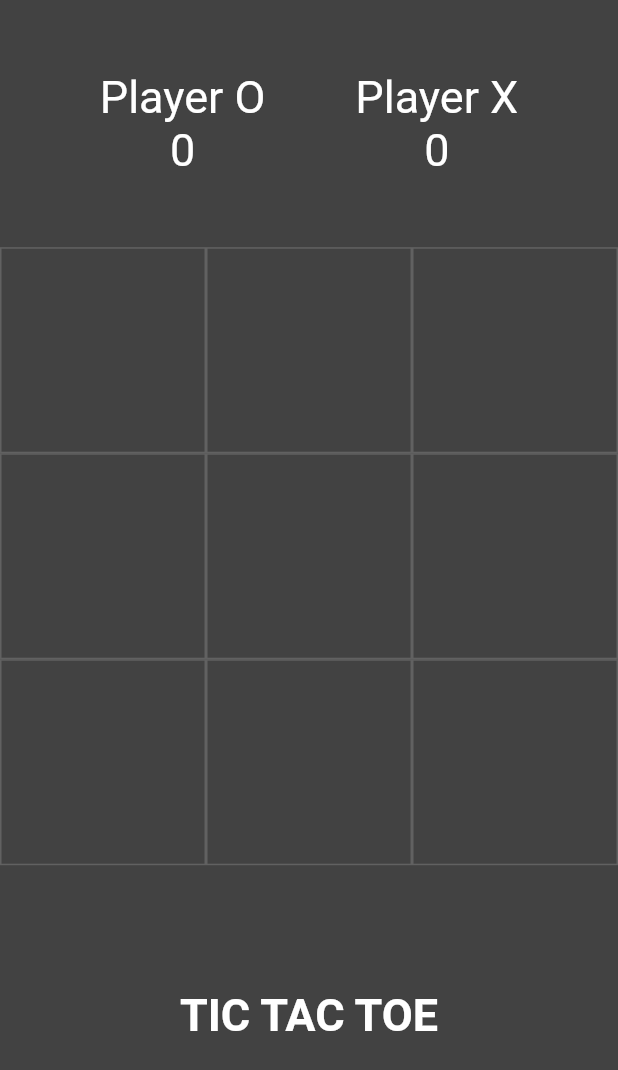
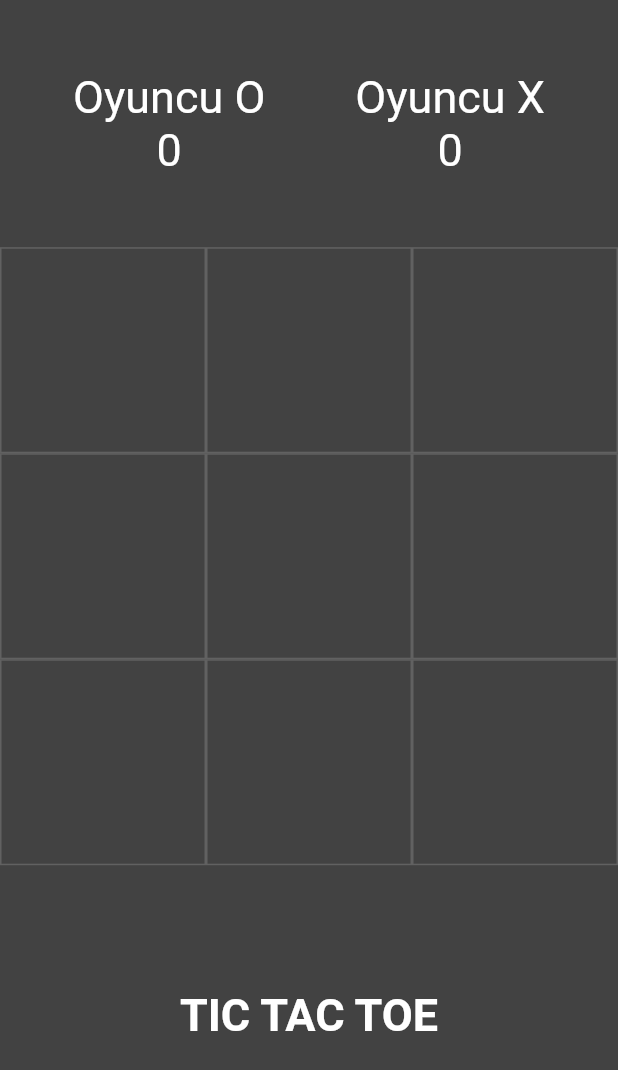
Before and after one commit to mustafauys/flutter-tic-tac-toe-game, a Flutter app: the HomePage screen opened directly, on a phone screen of 412 x 824 dp. Shown: the top 1070 px of the screen. Run offline on Flutter 3.47's test engine with Material 2 defaults, Android fonts, the phone set to English and light mode, and no system bars; our stand-ins replace avatar_glow, google_fonts.

Commit message:
The version has been updated. The errors have been fixed.

```diff
--- a/lib/homepage.dart
+++ b/lib/homepage.dart
@@ -1,3 +1,5 @@
+// ignore_for_file: deprecated_member_use
+
 import 'package:flutter/material.dart';
 
 class HomePage extends StatefulWidget {
@@ -6,16 +8,14 @@ class HomePage extends StatefulWidget {
 }
 
 class _HomePageState extends State<HomePage> {
-
   bool ohTurn = true; // The first player is 0!
 
-  List<String> displayEx0h = ['','','','','','','','',''];
+  List<String> displayEx0h = ['', '', '', '', '', '', '', '', ''];
 
   var myTextStyle = TextStyle(color: Colors.white, fontSize: 30);
   int ohScore = 0;
   int exScore = 0;
   int filledBoxes = 0;
-
 
   @override
   Widget build(BuildContext context) {
@@ -33,8 +33,14 @@ class _HomePageState extends State<HomePage> {
                     child: Column(
                       mainAxisAlignment: MainAxisAlignment.center,
                       children: <Widget>[
-                        Text('Player O', style: myTextStyle,),
-                        Text(ohScore.toString(), style: myTextStyle,),
+                        Text(
+                          'Oyuncu O',
+                          style: myTextStyle,
+                        ),
+                        Text(
+                          ohScore.toString(),
+                          style: myTextStyle,
+                        ),
                       ],
                     ),
                   ),
@@ -43,8 +49,14 @@ class _HomePageState extends State<HomePage> {
                     child: Column(
                       mainAxisAlignment: MainAxisAlignment.center,
                       children: <Widget>[
-                        Text('Player X', style: myTextStyle,),
-                        Text(exScore.toString(), style: myTextStyle,),
+                        Text(
+                          'Oyuncu X',
+                          style: myTextStyle,
+                        ),
+                        Text(
+                          exScore.toString(),
+                          style: myTextStyle,
+                        ),
                       ],
                     ),
                   ),
@@ -56,7 +68,8 @@ class _HomePageState extends State<HomePage> {
             flex: 3,
             child: GridView.builder(
                 itemCount: 9,
-              gridDelegate: SliverGridDelegateWithFixedCrossAxisCount(crossAxisCount: 3),
+                gridDelegate: SliverGridDelegateWithFixedCrossAxisCount(
+                    crossAxisCount: 3),
                 itemBuilder: (BuildContext context, int index) {
                   return GestureDetector(
                     onTap: () {
@@ -64,26 +77,28 @@ class _HomePageState extends State<HomePage> {
                     },
                     child: Container(
                         decoration: BoxDecoration(
-                     border: Border.all(color: Colors.grey[700])
-                   ),
+                            border: Border.all(color: Colors.grey[700])),
                         child: Center(
                           child: Text(
                             displayEx0h[index],
-                      style: TextStyle(color: Colors.white,
-                       fontSize: 40),
+                            style: TextStyle(color: Colors.white, fontSize: 40),
                           ),
                         )),
                   );
                 }),
           ),
-
           Expanded(
             child: Container(
               child: Center(
                 child: Column(
                   children: <Widget>[
-                    Text('TIC TAC TOE', style: TextStyle(color: Colors.white, fontSize: 30,fontWeight: FontWeight.bold),),
-
+                    Text(
+                      'TIC TAC TOE',
+                      style: TextStyle(
+                          color: Colors.white,
+                          fontSize: 30,
+                          fontWeight: FontWeight.bold),
+                    ),
                   ],
                 ),
               ),
@@ -95,25 +110,21 @@ class _HomePageState extends State<HomePage> {
   }
 
   void _tapped(int index) {
-
-
-
     setState(() {
       if (ohTurn && displayEx0h[index] == '') {
         displayEx0h[index] = 'o';
         filledBoxes += 1;
-      } else if(!ohTurn && displayEx0h[index] == ''){
+      } else if (!ohTurn && displayEx0h[index] == '') {
         displayEx0h[index] = 'x';
         filledBoxes += 1;
       }
 
-      ohTurn =! ohTurn;
+      ohTurn = !ohTurn;
       _checkWinner();
     });
   }
 
   void _checkWinner() {
-
     if (displayEx0h[0] == displayEx0h[1] &&
         displayEx0h[0] == displayEx0h[2] &&
         displayEx0h[0] != '') {
@@ -160,12 +171,9 @@ class _HomePageState extends State<HomePage> {
         displayEx0h[0] == displayEx0h[8] &&
         displayEx0h[0] != '') {
       _showWinDialog(displayEx0h[0]);
-    }
-
-    else if (filledBoxes == 9) {
+    } else if (filledBoxes == 9) {
       _showDrawDialog();
     }
-
   }
 
   void _showDrawDialog() {
@@ -178,15 +186,14 @@ class _HomePageState extends State<HomePage> {
             actions: <Widget>[
               FlatButton(
                 child: Text('Play Again!'),
-              onPressed: (){
+                onPressed: () {
                   _clearBoard();
                   Navigator.of(context).pop();
                 },
               ),
             ],
           );
-      }
-    );
+        });
   }
 
   void _showWinDialog(String winner) {
@@ -195,29 +202,28 @@ class _HomePageState extends State<HomePage> {
         context: context,
         builder: (BuildContext context) {
           return AlertDialog(
-          title: Text('Winner IS: ' + winner),
+            title: Text('Kazanan: ' + winner),
             actions: <Widget>[
               FlatButton(
-              child: Text('Play Again!'),
-              onPressed: (){
+                child: Text('Tekrar Oyna!'),
+                onPressed: () {
                   _clearBoard();
                   Navigator.of(context).pop();
                 },
               ),
             ],
           );
-      }
-    );
+        });
     if (winner == 'o') {
       ohScore += 1;
-    } else if(winner == 'x'){
+    } else if (winner == 'x') {
       exScore += 1;
     }
   }
 
   void _clearBoard() {
     setState(() {
-      for (int i=0; i<9; i++) {
+      for (int i = 0; i < 9; i++) {
         displayEx0h[i] = '';
       }
     });
--- a/lib/main.dart
+++ b/lib/main.dart
@@ -4,9 +4,9 @@ import 'package:flutter/material.dart';
 import 'package:flutter/services.dart';
 import 'package:google_fonts/google_fonts.dart';
 
-
 void main() {
   SystemChrome.setPreferredOrientations([DeviceOrientation.portraitUp]);
+  // ignore: deprecated_member_use
   SystemChrome.setEnabledSystemUIOverlays([]);
   WidgetsFlutterBinding.ensureInitialized();
   runApp(MyApp());
@@ -29,12 +29,19 @@ class IntroScreen extends StatefulWidget {
 
 class _IntroScreenState extends State<IntroScreen>
     with SingleTickerProviderStateMixin {
+  static var myNewFont = GoogleFonts.lato(
+    textStyle: TextStyle(
+        color: Colors.deepOrangeAccent,
+        letterSpacing: .5,
+        fontWeight: FontWeight.bold),
+  );
 
-      static var myNewFont = GoogleFonts.pressStart2P(
-      textStyle: TextStyle(color: Colors.black, letterSpacing: 3));
-  static var myNewFontWhite = GoogleFonts.pressStart2P(
-      textStyle: TextStyle(color: Colors.white, letterSpacing: 3));
-
+  static var myNewFontWhite = GoogleFonts.lato(
+    textStyle: TextStyle(
+        color: Colors.deepOrangeAccent,
+        letterSpacing: .5,
+        fontWeight: FontWeight.bold),
+  );
 
   @override
   Widget build(BuildContext context) {
@@ -123,8 +130,6 @@ class _IntroScreenState extends State<IntroScreen>
                     ),
                   ),
                 ),
-
-
               ],
             ),
           )),
--- a/pubspec.yaml
+++ b/pubspec.yaml
@@ -13,7 +13,7 @@ dependencies:
 
 
   cupertino_icons: ^0.1.2
-  google_fonts: ^0.2.0
+  google_fonts: ^2.3.1
   avatar_glow:
 
 dev_dependencies:
```
Also changed, not shown: pubspec.lock, 11 other files. Lines whose indentation alone changed are shown as unchanged.
